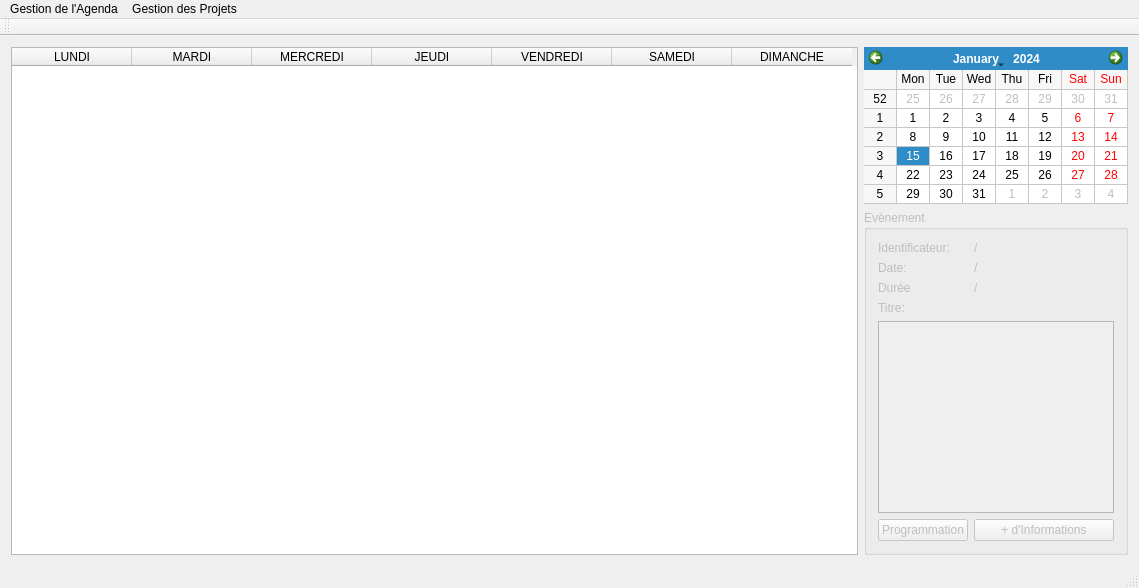
The window that Project_Calendar/GUI/mainwindow.ui (Stardust1002/Project_Calendar) describes before a commit, drawn with Qt 5.
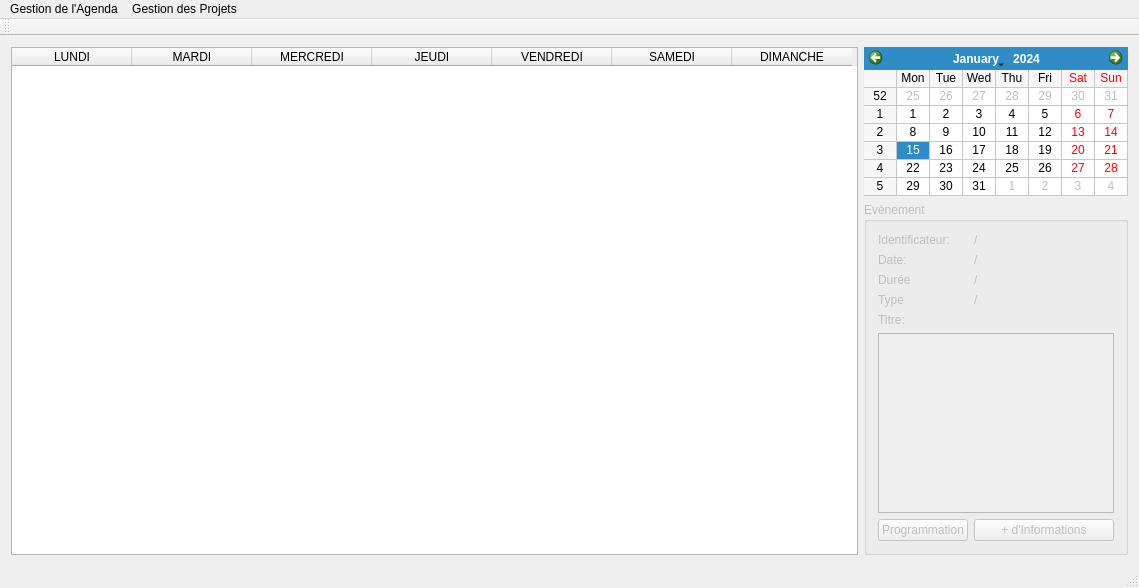
The same window after the commit.

```diff
--- a/Project_Calendar/GUI/mainwindow.ui
+++ b/Project_Calendar/GUI/mainwindow.ui
@@ -170,34 +170,48 @@
              </property>
             </widget>
            </item>
-           <item row="3" column="0">
+           <item row="4" column="0">
             <widget class="QLabel" name="label_2">
              <property name="text">
               <string>Titre:</string>
              </property>
             </widget>
            </item>
-           <item row="4" column="0" colspan="2">
+           <item row="5" column="0" colspan="2">
             <widget class="QTextEdit" name="titre">
              <property name="enabled">
               <bool>false</bool>
              </property>
             </widget>
            </item>
-           <item row="5" column="0">
+           <item row="6" column="0">
             <widget class="QPushButton" name="pushButton_2">
              <property name="text">
               <string>Programmation</string>
              </property>
             </widget>
            </item>
-           <item row="5" column="1">
+           <item row="6" column="1">
             <widget class="QPushButton" name="voir">
              <property name="text">
               <string>+ d'Informations</string>
              </property>
             </widget>
            </item>
+           <item row="3" column="0">
+            <widget class="QLabel" name="label_5">
+             <property name="text">
+              <string>Type</string>
+             </property>
+            </widget>
+           </item>
+           <item row="3" column="1">
+            <widget class="QLabel" name="type">
+             <property name="text">
+              <string>/</string>
+             </property>
+            </widget>
+           </item>
           </layout>
          </widget>
         </item>
```
